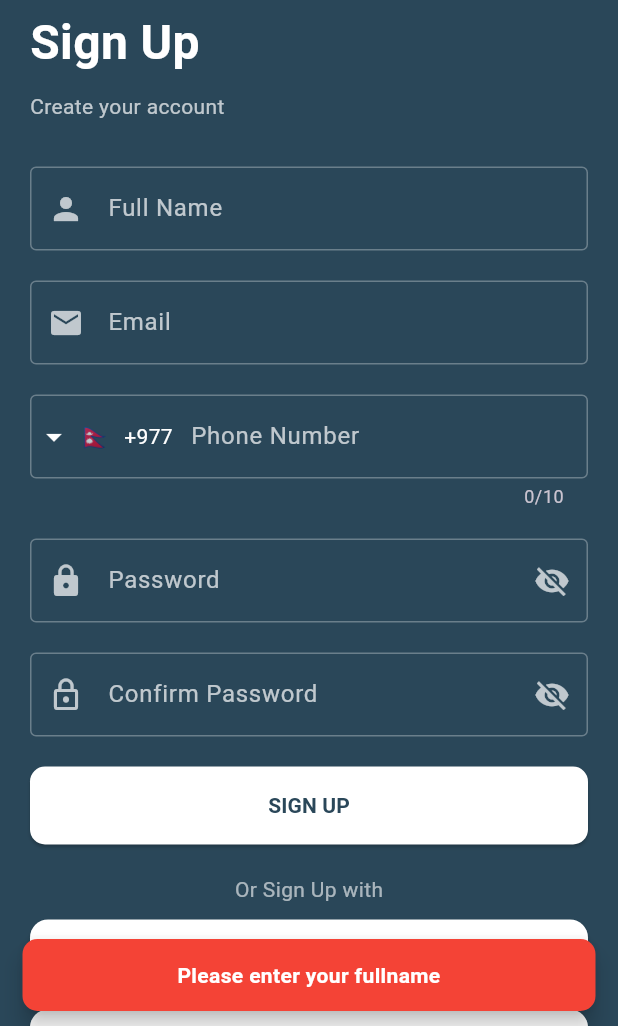
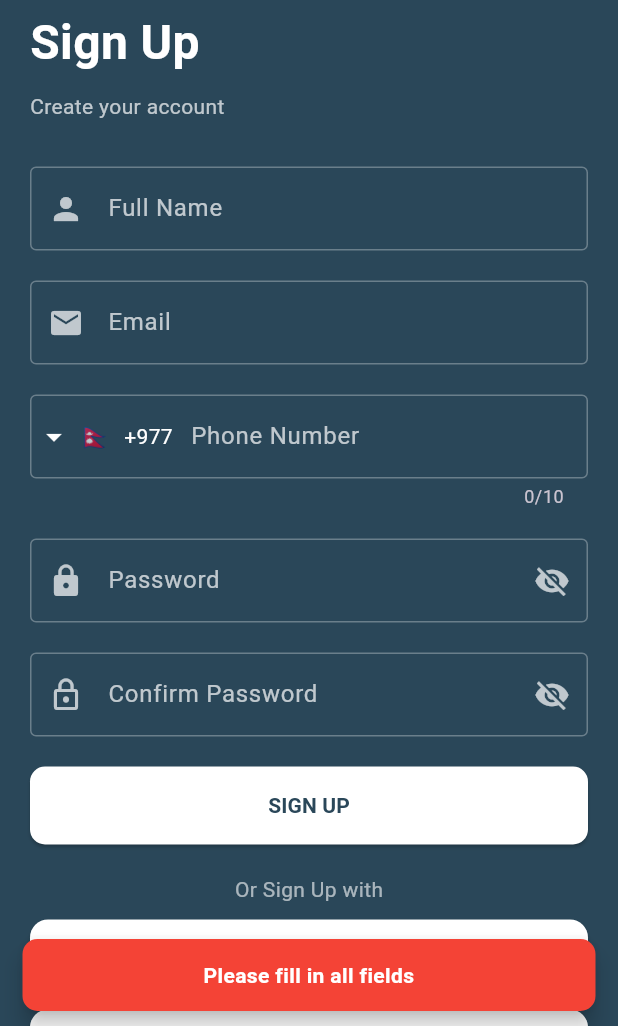
Before and after one commit to dipen-dra/MotoFix, a Flutter app: the SignUpPage screen opened directly, after a tap on "SIGN UP", on a phone screen of 412 x 824 dp, the part 210-1236 px from its top. Run offline on Flutter 3.47's test engine with Material 3 defaults, Android fonts, the phone set to English and light mode, and no system bars; drawn by our look-alikes of intl_phone_field.

Commit message:
maintaining code structure

```diff
--- a/lib/features/auth/signup_page.dart
+++ b/lib/features/auth/signup_page.dart
@@ -555,6 +555,7 @@
 
 import 'package:flutter/material.dart';
 import 'package:intl_phone_field/intl_phone_field.dart';
+import 'package:motofix_app/features/auth/signin_page.dart';
 
 class SignUpPage extends StatefulWidget {
   const SignUpPage({super.key});
@@ -588,8 +589,15 @@ class _SignUpPageState extends State<SignUpPage> {
     final password = _passwordController.text;
     final confirmPassword = _confirmPasswordController.text;
 
-    if (name.isEmpty) {
-      _showSnackBar("Please enter your fullname", Colors.red);
+    // if (name.isEmpty) {
+    //   _showSnackBar("Please enter your fullname", Colors.red);
+    //   return;
+    // }
+
+
+
+    if (name.isEmpty || email.isEmpty || fullPhoneNumber.isEmpty || password.isEmpty || confirmPassword.isEmpty) {
+      _showSnackBar("Please fill in all fields", Colors.red);
       return;
     }
 
@@ -603,11 +611,6 @@ class _SignUpPageState extends State<SignUpPage> {
         _isEmailValid = false;
       });
       _showSnackBar("Please enter a valid email address", Colors.red);
-      return;
-    }
-
-    if (name.isEmpty || email.isEmpty || fullPhoneNumber.isEmpty || password.isEmpty || confirmPassword.isEmpty) {
-      _showSnackBar("Please fill in all fields", Colors.red);
       return;
     }
 
@@ -645,12 +648,18 @@ class _SignUpPageState extends State<SignUpPage> {
 
     _emailFocusNode.unfocus();
     _passwordFocusNode.unfocus();
+
+  Navigator.pushReplacement(
+    context,
+    MaterialPageRoute(builder: (context) => const SignInPage()),
+  );
   }
 
   bool _isValidEmail(String email) {
-    final emailRegex = RegExp(r'^[\w-\.]+@([\w-]+\.)+[\w-]{2,4}\$');
-    return emailRegex.hasMatch(email);
-  }
+  final emailRegex = RegExp(r'^[\w-\.]+@([\w-]+\.)+[\w-]{2,4}$');
+  return emailRegex.hasMatch(email);
+}
+
 
   void _showSnackBar(String message, Color backgroundColor) {
     ScaffoldMessenger.of(context).showSnackBar(
```
Also changed, not shown: lib/features/auth/signin_page.dart (+3 -15 lines).
